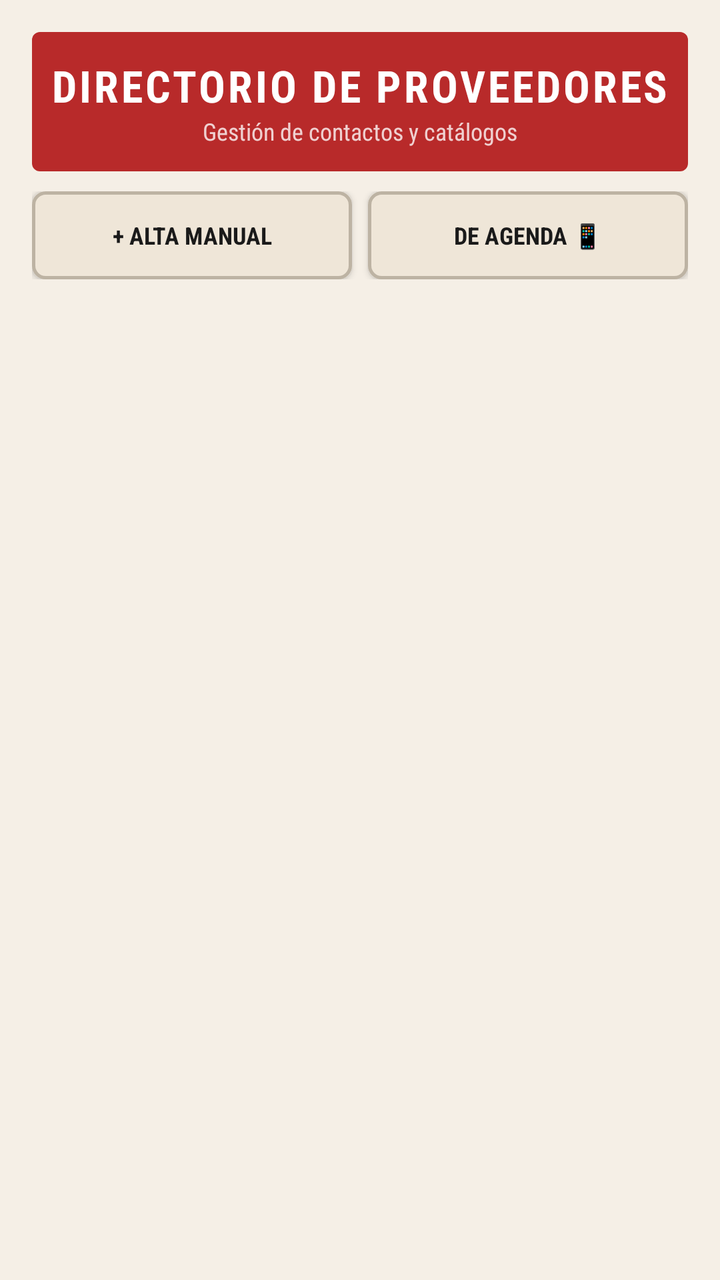
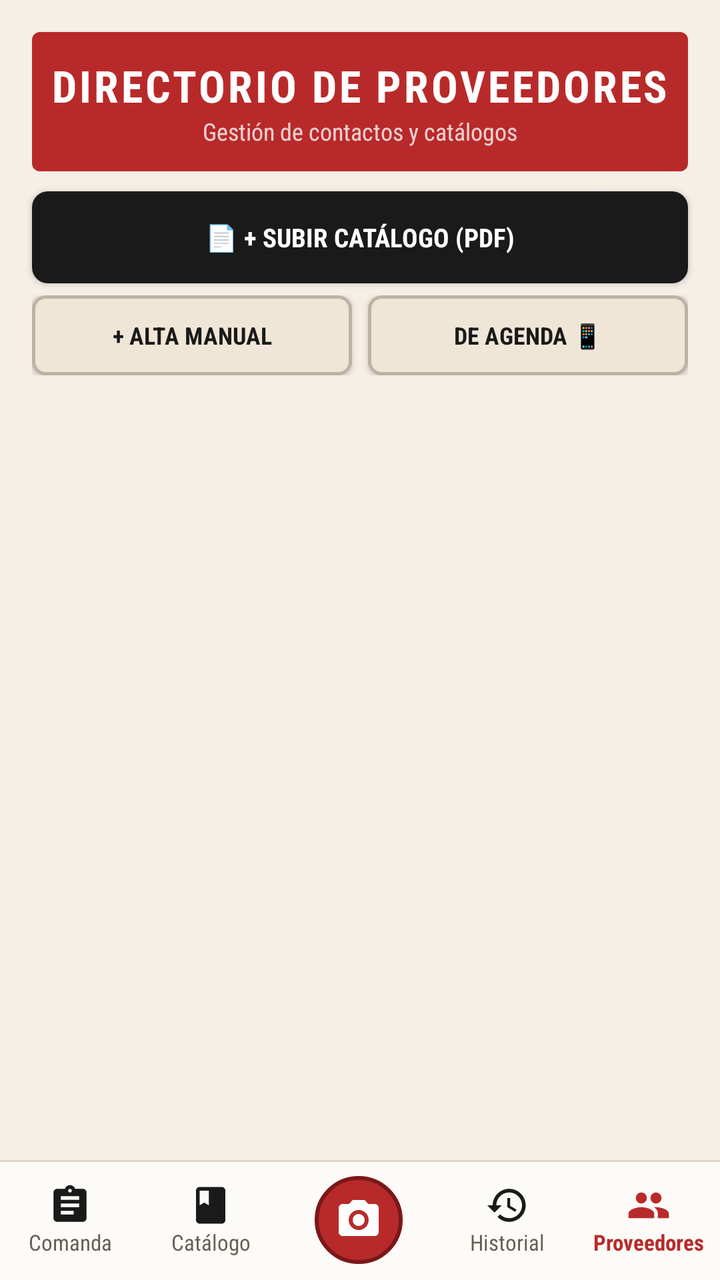

Compare the two renders of this Android layout. The source of the first and the diff that turns it into the second are given below.
<!-- AndroidManifest.xml: application theme Theme.FBSmartOrder -->
<!-- res/layout/activity_suppliers.xml -->
<?xml version="1.0" encoding="utf-8"?>
<androidx.constraintlayout.widget.ConstraintLayout xmlns:android="http://schemas.android.com/apk/res/android"
    xmlns:app="http://schemas.android.com/apk/res-auto"
    xmlns:tools="http://schemas.android.com/tools"
    android:layout_width="match_parent"
    android:layout_height="match_parent"
    android:background="@color/bg_paper"
    android:padding="16dp"
    tools:context=".SuppliersActivity">

    
    <LinearLayout
        android:id="@+id/layoutSuppliersHeader"
        android:layout_width="match_parent"
        android:layout_height="wrap_content"
        android:background="@drawable/bg_stamp_header"
        android:gravity="center"
        android:orientation="vertical"
        android:paddingTop="12dp"
        android:paddingBottom="12dp"
        app:layout_constraintTop_toTopOf="parent">

        <TextView
            android:layout_width="wrap_content"
            android:layout_height="wrap_content"
            android:fontFamily="sans-serif-condensed"
            android:letterSpacing="0.06"
            android:text="DIRECTORIO DE PROVEEDORES"
            android:textColor="@color/white"
            android:textSize="22sp"
            android:textStyle="bold" />

        <TextView
            android:layout_width="wrap_content"
            android:layout_height="wrap_content"
            android:fontFamily="sans-serif-condensed"
            android:text="Gestión de contactos y catálogos"
            android:textColor="#F0D0D0"
            android:textSize="12sp" />
    </LinearLayout>

    
    <LinearLayout
        android:id="@+id/layoutSupplierActions"
        android:layout_width="match_parent"
        android:layout_height="wrap_content"
        android:layout_marginTop="10dp"
        android:orientation="horizontal"
        app:layout_constraintTop_toBottomOf="@id/layoutSuppliersHeader">

        <Button
            android:id="@+id/btnAddSupplier"
            android:layout_width="0dp"
            android:layout_height="44dp"
            android:layout_marginEnd="4dp"
            android:layout_weight="1"
            android:background="@drawable/bg_btn_secondary_retro"
            android:fontFamily="sans-serif-condensed"
            android:text="+ ALTA MANUAL"
            android:textColor="@color/text_primary"
            android:textSize="12sp"
            android:textStyle="bold" />

        <Button
            android:id="@+id/btnImportContact"
            android:layout_width="0dp"
            android:layout_height="44dp"
            android:layout_marginStart="4dp"
            android:layout_weight="1"
            android:background="@drawable/bg_btn_secondary_retro"
            android:fontFamily="sans-serif-condensed"
            android:text="DE AGENDA 📱"
            android:textColor="@color/text_primary"
            android:textSize="12sp"
            android:textStyle="bold" />
    </LinearLayout>

    
    <androidx.recyclerview.widget.RecyclerView
        android:id="@+id/rvSuppliers"
        android:layout_width="match_parent"
        android:layout_height="0dp"
        android:layout_marginTop="10dp"
        android:clipToPadding="false"
        android:paddingBottom="16dp"
        app:layout_constraintBottom_toBottomOf="parent"
        app:layout_constraintTop_toBottomOf="@id/layoutSupplierActions"
        tools:listitem="@layout/item_supplier" />

    
    <ProgressBar
        android:id="@+id/pbSuppliersLoading"
        android:layout_width="wrap_content"
        android:layout_height="wrap_content"
        android:indeterminateTint="@color/stamp_red"
        android:visibility="gone"
        app:layout_constraintBottom_toBottomOf="parent"
        app:layout_constraintEnd_toEndOf="parent"
        app:layout_constraintStart_toStartOf="parent"
        app:layout_constraintTop_toBottomOf="@id/layoutSupplierActions" />

</androidx.constraintlayout.widget.ConstraintLayout>
<!-- res/layout/item_supplier.xml (included above) -->
<?xml version="1.0" encoding="utf-8"?>
<LinearLayout xmlns:android="http://schemas.android.com/apk/res/android"
    android:layout_width="match_parent"
    android:layout_height="wrap_content"
    android:layout_marginBottom="10dp"
    android:background="@drawable/bg_search_dashed"
    android:orientation="vertical"
    android:padding="12dp">

    
    <LinearLayout
        android:layout_width="match_parent"
        android:layout_height="wrap_content"
        android:gravity="center_vertical"
        android:orientation="horizontal">

        <TextView
            android:id="@+id/tvSupplierItemName"
            android:layout_width="0dp"
            android:layout_height="wrap_content"
            android:layout_weight="1"
            android:fontFamily="sans-serif-condensed"
            android:text="Nombre del Proveedor"
            android:textColor="@color/text_primary"
            android:textSize="17sp"
            android:textStyle="bold" />

        <TextView
            android:id="@+id/tvSupplierChannelBadge"
            android:layout_width="wrap_content"
            android:layout_height="wrap_content"
            android:background="@drawable/bg_badge_ok"
            android:fontFamily="sans-serif-condensed"
            android:paddingStart="8dp"
            android:paddingTop="2dp"
            android:paddingEnd="8dp"
            android:paddingBottom="2dp"
            android:text="WHATSAPP"
            android:textColor="@color/button_retro_bg"
            android:textSize="11sp"
            android:textStyle="bold" />
    </LinearLayout>

    
    <TextView
        android:id="@+id/tvSupplierItemPhone"
        android:layout_width="match_parent"
        android:layout_height="wrap_content"
        android:layout_marginTop="4dp"
        android:fontFamily="sans-serif-condensed"
        android:text="Teléfono: +34 ..."
        android:textColor="@color/text_secondary"
        android:textSize="13sp" />

    <TextView
        android:id="@+id/tvSupplierItemEmail"
        android:layout_width="match_parent"
        android:layout_height="wrap_content"
        android:layout_marginTop="2dp"
        android:fontFamily="sans-serif-condensed"
        android:text="Email: ..."
        android:textColor="@color/text_muted"
        android:textSize="12sp" />

</LinearLayout>
<!-- resources referenced by this layout -->
<resources>
  <!-- unchanged entries left out for length: 14 -->
</resources>

<!-- the commit's change to res/layout/activity_suppliers.xml (unified diff, before → after) -->
@@ -5,7 +5,6 @@
     android:layout_width="match_parent"
     android:layout_height="match_parent"
     android:background="@color/bg_paper"
-    android:padding="16dp"
     tools:context=".SuppliersActivity">
 
     
@@ -13,6 +12,9 @@
         android:id="@+id/layoutSuppliersHeader"
         android:layout_width="match_parent"
         android:layout_height="wrap_content"
+        android:layout_marginStart="16dp"
+        android:layout_marginTop="16dp"
+        android:layout_marginEnd="16dp"
         android:background="@drawable/bg_stamp_header"
         android:gravity="center"
         android:orientation="vertical"
@@ -40,18 +42,36 @@
     </LinearLayout>
 
     
+    <Button
+        android:id="@+id/btnUploadCatalogAutoDetect"
+        android:layout_width="match_parent"
+        android:layout_height="46dp"
+        android:layout_marginStart="16dp"
+        android:layout_marginTop="10dp"
+        android:layout_marginEnd="16dp"
+        android:background="@drawable/bg_btn_retro"
+        android:fontFamily="sans-serif-condensed"
+        android:text="📄 + SUBIR CATÁLOGO (PDF)"
+        android:textColor="@color/white"
+        android:textSize="13sp"
+        android:textStyle="bold"
+        app:layout_constraintTop_toBottomOf="@id/layoutSuppliersHeader" />
+
+    
     <LinearLayout
         android:id="@+id/layoutSupplierActions"
         android:layout_width="match_parent"
         android:layout_height="wrap_content"
-        android:layout_marginTop="10dp"
+        android:layout_marginStart="16dp"
+        android:layout_marginTop="6dp"
+        android:layout_marginEnd="16dp"
         android:orientation="horizontal"
-        app:layout_constraintTop_toBottomOf="@id/layoutSuppliersHeader">
+        app:layout_constraintTop_toBottomOf="@id/btnUploadCatalogAutoDetect">
 
         <Button
             android:id="@+id/btnAddSupplier"
             android:layout_width="0dp"
-            android:layout_height="44dp"
+            android:layout_height="40dp"
             android:layout_marginEnd="4dp"
             android:layout_weight="1"
             android:background="@drawable/bg_btn_secondary_retro"
@@ -64,7 +84,7 @@
         <Button
             android:id="@+id/btnImportContact"
             android:layout_width="0dp"
-            android:layout_height="44dp"
+            android:layout_height="40dp"
             android:layout_marginStart="4dp"
             android:layout_weight="1"
             android:background="@drawable/bg_btn_secondary_retro"
@@ -80,10 +100,12 @@
         android:id="@+id/rvSuppliers"
         android:layout_width="match_parent"
         android:layout_height="0dp"
+        android:layout_marginStart="16dp"
         android:layout_marginTop="10dp"
+        android:layout_marginEnd="16dp"
         android:clipToPadding="false"
         android:paddingBottom="16dp"
-        app:layout_constraintBottom_toBottomOf="parent"
+        app:layout_constraintBottom_toTopOf="@id/layoutBottomNav"
         app:layout_constraintTop_toBottomOf="@id/layoutSupplierActions"
         tools:listitem="@layout/item_supplier" />
 
@@ -94,10 +116,153 @@
         android:layout_height="wrap_content"
         android:indeterminateTint="@color/stamp_red"
         android:visibility="gone"
-        app:layout_constraintBottom_toBottomOf="parent"
+        app:layout_constraintBottom_toTopOf="@id/layoutBottomNav"
         app:layout_constraintEnd_toEndOf="parent"
         app:layout_constraintStart_toStartOf="parent"
         app:layout_constraintTop_toBottomOf="@id/layoutSupplierActions" />
+
+    
+    <LinearLayout
+        android:id="@+id/layoutBottomNav"
+        android:layout_width="match_parent"
+        android:layout_height="60dp"
+        android:background="@drawable/bg_bottom_bar"
+        android:gravity="center_vertical"
+        android:orientation="horizontal"
+        app:layout_constraintBottom_toBottomOf="parent"
+        app:layout_constraintEnd_toEndOf="parent"
+        app:layout_constraintStart_toStartOf="parent">
+
+        
+        <LinearLayout
+            android:id="@+id/navItemOrder"
+            android:layout_width="0dp"
+            android:layout_height="match_parent"
+            android:layout_weight="1"
+            android:background="?attr/selectableItemBackground"
+            android:gravity="center"
+            android:orientation="vertical">
+
+            <ImageView
+                android:id="@+id/ivNavOrderIcon"
+                android:layout_width="22dp"
+                android:layout_height="22dp"
+                android:src="@drawable/ic_nav_order" />
+
+            <TextView
+                android:id="@+id/tvNavOrderLabel"
+                android:layout_width="wrap_content"
+                android:layout_height="wrap_content"
+                android:fontFamily="sans-serif-condensed"
+                android:text="Comanda"
+                android:textColor="@color/text_secondary"
+                android:textSize="11sp" />
+        </LinearLayout>
+
+        
+        <LinearLayout
+            android:id="@+id/navItemCatalog"
+            android:layout_width="0dp"
+            android:layout_height="match_parent"
+            android:layout_weight="1"
+            android:background="?attr/selectableItemBackground"
+            android:gravity="center"
+            android:orientation="vertical">
+
+            <ImageView
+                android:id="@+id/ivNavCatalogIcon"
+                android:layout_width="22dp"
+                android:layout_height="22dp"
+                android:src="@drawable/ic_nav_catalog" />
+
+            <TextView
+                android:id="@+id/tvNavCatalogLabel"
+                android:layout_width="wrap_content"
+                android:layout_height="wrap_content"
+                android:fontFamily="sans-serif-condensed"
+                android:text="Catálogo"
+                android:textColor="@color/text_secondary"
+                android:textSize="11sp" />
+        </LinearLayout>
+
+        
+        <LinearLayout
+            android:id="@+id/navItemCamera"
+            android:layout_width="0dp"
+            android:layout_height="match_parent"
+            android:layout_weight="1.1"
+            android:gravity="center"
+            android:orientation="vertical">
+
+            <FrameLayout
+                android:layout_width="44dp"
+                android:layout_height="44dp"
+                android:background="@drawable/bg_camera_fab"
+                android:gravity="center">
+
+                <ImageView
+                    android:layout_width="24dp"
+                    android:layout_height="24dp"
+                    android:layout_gravity="center"
+                    android:src="@drawable/ic_nav_camera" />
+            </FrameLayout>
+        </LinearLayout>
+
+        
+        <LinearLayout
+            android:id="@+id/navItemHistory"
+            android:layout_width="0dp"
+            android:layout_height="match_parent"
+            android:layout_weight="1"
+            android:background="?attr/selectableItemBackground"
+            android:gravity="center"
+            android:orientation="vertical">
+
+            <ImageView
+                android:id="@+id/ivNavHistoryIcon"
+                android:layout_width="22dp"
+                android:layout_height="22dp"
+                android:src="@drawable/ic_nav_history" />
+
+            <TextView
+                android:id="@+id/tvNavHistoryLabel"
+                android:layout_width="wrap_content"
+                android:layout_height="wrap_content"
+                android:fontFamily="sans-serif-condensed"
+                android:text="Historial"
+                android:textColor="@color/text_secondary"
+                android:textSize="11sp" />
+        </LinearLayout>
+
+        
+        <LinearLayout
+            android:id="@+id/navItemSuppliers"
+            android:layout_width="0dp"
+            android:layout_height="match_parent"
+            android:layout_weight="1"
+            android:background="?attr/selectableItemBackground"
+            android:gravity="center"
+            android:orientation="vertical">
+
+            <ImageView
+                android:id="@+id/ivNavSuppliersIcon"
+                android:layout_width="22dp"
+                android:layout_height="22dp"
+                android:src="@drawable/ic_nav_suppliers"
+                app:tint="@color/stamp_red" />
+
+            <TextView
+                android:id="@+id/tvNavSuppliersLabel"
+                android:layout_width="wrap_content"
+                android:layout_height="wrap_content"
+                android:fontFamily="sans-serif-condensed"
+                android:text="Proveedores"
+                android:textColor="@color/stamp_red"
+                android:textSize="11sp"
+                android:textStyle="bold" />
+        </LinearLayout>
+
+    </LinearLayout>
 
 </androidx.constraintlayout.widget.ConstraintLayout>
 <!-- res/layout/item_supplier.xml (included above) -->
<!-- resource entries referenced after the edit -->
@@ -1,5 +1,90 @@
 <!-- resources referenced by this layout -->
 <resources>
+  <!-- drawable bg_bottom_bar (drawable) -->
+  <?xml version="1.0" encoding="utf-8"?>
+  <layer-list xmlns:android="http://schemas.android.com/apk/res/android">
+      <item>
+          <shape android:shape="rectangle">
+              <solid android:color="#E0D7C6" />
+          </shape>
+      </item>
+      <item android:top="1dp">
+          <shape android:shape="rectangle">
+              <solid android:color="#FDFBF7" />
+          </shape>
+      </item>
+  </layer-list>
+  <!-- drawable bg_btn_retro (drawable) -->
+  <?xml version="1.0" encoding="utf-8"?>
+  <ripple xmlns:android="http://schemas.android.com/apk/res/android"
+      android:color="@color/button_accent_orange">
+      <item>
+          <shape android:shape="rectangle">
+              <solid android:color="@color/button_retro_bg" />
+              <corners android:radius="8dp" />
+          </shape>
+      </item>
+  </ripple>
+  <!-- drawable bg_camera_fab (drawable) -->
+  <?xml version="1.0" encoding="utf-8"?>
+  <shape xmlns:android="http://schemas.android.com/apk/res/android"
+      android:shape="oval">
+      <solid android:color="@color/stamp_red" />
+      <stroke
+          android:width="2dp"
+          android:color="#7A1818" />
+  </shape>
+  <!-- drawable ic_nav_camera (drawable) -->
+  <vector xmlns:android="http://schemas.android.com/apk/res/android"
+      android:width="28dp"
+      android:height="28dp"
+      android:viewportWidth="24"
+      android:viewportHeight="24">
+    <path
+        android:fillColor="@color/white"
+        android:pathData="M9,2L7.17,4H4c-1.1,0 -2,0.9 -2,2v12c0,1.1 0.9,2 2,2h16c1.1,0 2,-0.9 2,-2V6c0,-1.1 -0.9,-2 -2,-2h-3.17L15,2H9zm3,15c-2.76,0 -5,-2.24 -5,-5s2.24,-5 5,-5 5,2.24 5,5 -2.24,5 -5,5zm0,-8c-1.66,0 -3,1.34 -3,3s1.34,3 3,3 3,-1.34 3,-3 -1.34,-3 -3,-3z"/>
+  </vector>
+  <!-- drawable ic_nav_catalog (drawable) -->
+  <vector xmlns:android="http://schemas.android.com/apk/res/android"
+      android:width="24dp"
+      android:height="24dp"
+      android:viewportWidth="24"
+      android:viewportHeight="24">
+    <path
+        android:fillColor="@color/text_primary"
+        android:pathData="M18,2H6c-1.1,0 -2,0.9 -2,2v16c0,1.1 0.9,2 2,2h12c1.1,0 2,-0.9 2,-2V4c0,-1.1 -0.9,-2 -2,-2zM6,4h5v8l-2.5,-1.5L6,12V4z"/>
+  </vector>
+  <!-- drawable ic_nav_history (drawable) -->
+  <vector xmlns:android="http://schemas.android.com/apk/res/android"
+      android:width="24dp"
+      android:height="24dp"
+      android:viewportWidth="24"
+      android:viewportHeight="24">
+    <path
+        android:fillColor="@color/text_primary"
+        android:pathData="M13,3c-4.97,0 -9,4.03 -9,9H1l3.89,3.89 0.07,0.14L9,12H6c0,-3.87 3.13,-7 7,-7s7,3.13 7,7 -3.13,7 -7,7c-1.93,0 -3.68,-0.79 -4.94,-2.06l-1.42,1.42C8.27,19.99 10.51,21 13,21c4.97,0 9,-4.03 9,-9s-4.03,-9 -9,-9zm-1,5v5l4.28,2.54 0.72,-1.21 -3.5,-2.08V8H12z"/>
+  </vector>
+  <!-- drawable ic_nav_order (drawable) -->
+  <vector xmlns:android="http://schemas.android.com/apk/res/android"
+      android:width="24dp"
+      android:height="24dp"
+      android:viewportWidth="24"
+      android:viewportHeight="24">
+    <path
+        android:fillColor="@color/text_primary"
+        android:pathData="M19,3h-4.18C14.4,1.84 13.3,1 12,1c-1.3,0 -2.4,0.84 -2.82,2H5c-1.1,0 -2,0.9 -2,2v14c0,1.1 0.9,2 2,2h14c1.1,0 2,-0.9 2,-2V5c0,-1.1 -0.9,-2 -2,-2zM12,3c0.55,0 1,0.45 1,1s-0.45,1 -1,1 -1,-0.45 -1,-1 0.45,-1 1,-1zM14,17H7v-2h7v2zm3,-4H7v-2h10v2zm0,-4H7V7h10v2z"/>
+  </vector>
+  <!-- drawable ic_nav_suppliers (drawable) -->
+  <vector xmlns:android="http://schemas.android.com/apk/res/android"
+      android:width="24dp"
+      android:height="24dp"
+      android:viewportWidth="24"
+      android:viewportHeight="24">
+    <path
+        android:fillColor="@color/text_primary"
+        android:pathData="M16,11c1.66,0 2.99,-1.34 2.99,-3S17.66,5 16,5c-1.66,0 -3,1.34 -3,3s1.34,3 3,3zm-8,0c1.66,0 2.99,-1.34 2.99,-3S9.66,5 8,5C6.34,5 5,6.34 5,8s1.34,3 3,3zm0,2c-2.33,0 -7,1.17 -7,3.5V19h14v-2.5c0,-2.33 -4.67,-3.5 -7,-3.5zm8,0c-0.29,0 -0.62,0.02 -0.97,0.05 1.16,0.84 1.97,1.97 1.97,3.45V19h6v-2.5c0,-2.33 -4.67,-3.5 -7,-3.5z"/>
+  </vector>
+  <color name="button_accent_orange">#D35400</color>
   <!-- unchanged entries left out for length: 14 -->
 </resources>
 
